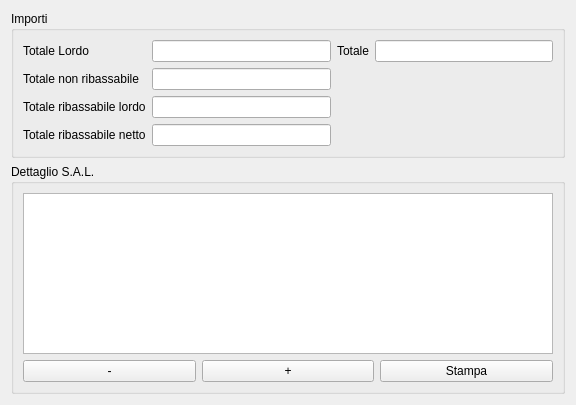
Old version of the form qcostgui/accountinggui.ui in the repository mickele77/qcost.
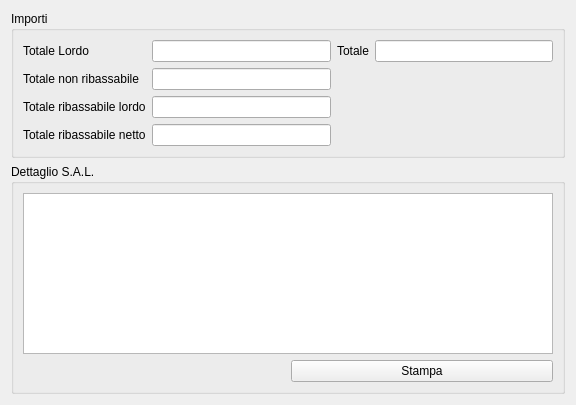
New version of the form.

```diff
--- a/qcostgui/accountinggui.ui
+++ b/qcostgui/accountinggui.ui
@@ -125,28 +125,14 @@
       <string>Dettaglio S.A.L.</string>
      </property>
      <layout class="QGridLayout" name="gridLayout">
-      <item row="1" column="0">
-       <widget class="QPushButton" name="delWorkProgressPushButton">
-        <property name="text">
-         <string>-</string>
-        </property>
-       </widget>
-      </item>
       <item row="1" column="1">
-       <widget class="QPushButton" name="addWorkProgressPushButton">
-        <property name="text">
-         <string>+</string>
-        </property>
-       </widget>
-      </item>
-      <item row="1" column="2">
        <widget class="QPushButton" name="printWorkProgressPushButton">
         <property name="text">
          <string>Stampa</string>
         </property>
        </widget>
       </item>
-      <item row="0" column="0" colspan="3">
+      <item row="0" column="0" colspan="2">
        <widget class="QTreeView" name="workProgressView">
         <property name="alternatingRowColors">
          <bool>true</bool>
```
